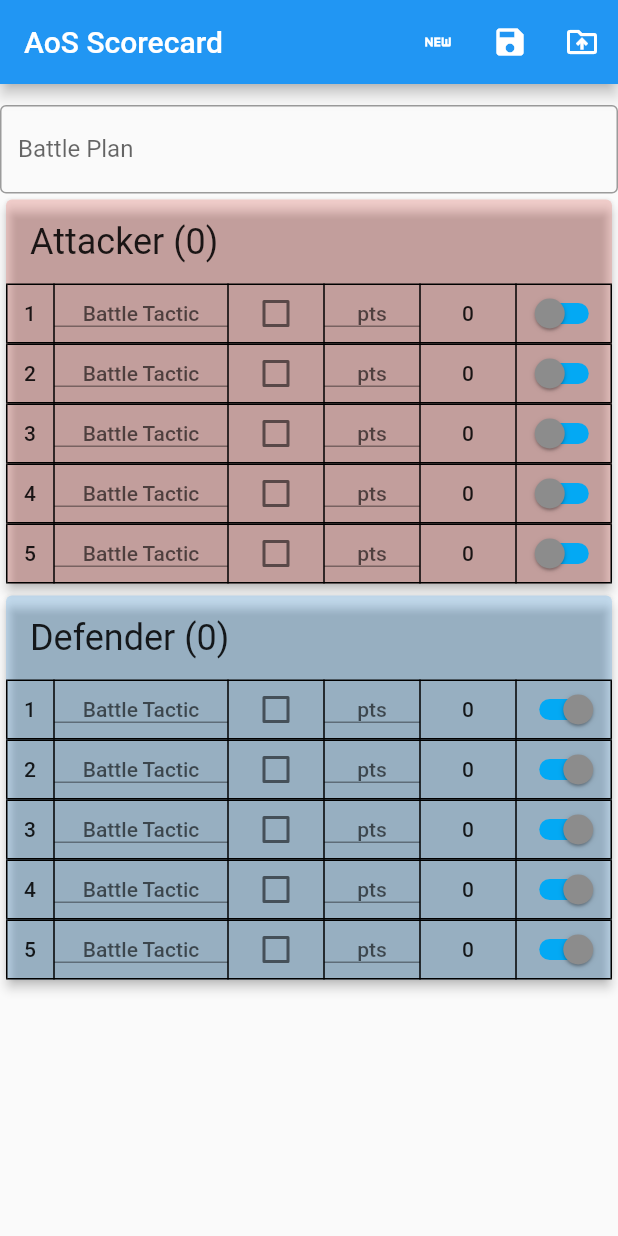
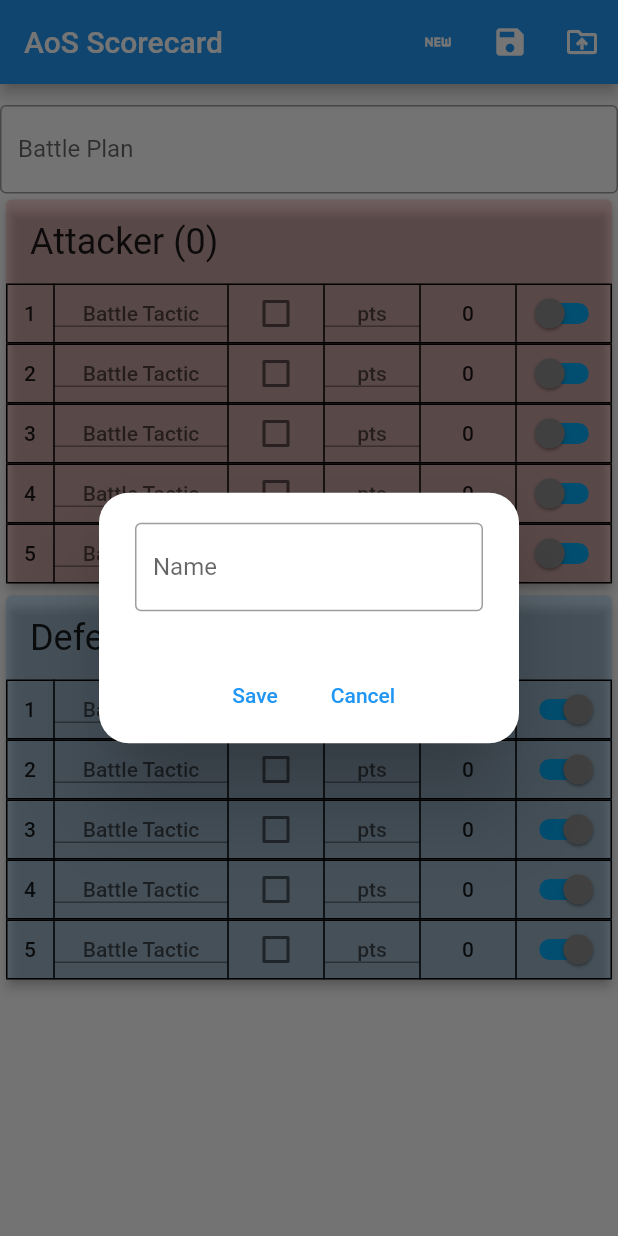
Before and after one commit to TimGibbs/aos_scorecard, a Flutter app: the screen it shows after launch, after a tap on the "save" icon, on a phone screen of 412 x 824 dp. Run offline on Flutter 3.47's test engine with Material 2 defaults, Android fonts, the phone set to English and light mode, and no system bars; our stand-ins replace flutter_redux, redux, sqflite; missing offline and left inert: flutter_guid; accounts and stored records are empty.

Commit message:
save dialog

```diff
--- /dev/null
+++ b/lib/state/actions/game/name_game_action.dart
@@ -0,0 +1,20 @@
+import 'package:aos_scorecard/models/game.dart';
+import 'package:redux/redux.dart';
+
+class NameGameAction {
+  String name;
+  NameGameAction(this.name);
+  @override
+  String toString() {
+    return 'NameGameAction{ name: $name}';
+  }
+}
+
+Game _nameGame(Game game, NameGameAction action) {
+  game.name = action.name;
+  game.setUpdated();
+  return game;
+}
+
+TypedReducer<Game, NameGameAction> nameGameReducer =
+    TypedReducer<Game, NameGameAction>(_nameGame);
--- a/lib/state/reducers/game_reducer.dart
+++ b/lib/state/reducers/game_reducer.dart
@@ -1,4 +1,5 @@
 import 'package:aos_scorecard/models/game.dart';
+import 'package:aos_scorecard/state/actions/game/name_game_action.dart';
 import 'package:aos_scorecard/state/actions/game/new_game_action.dart';
 import 'package:aos_scorecard/state/actions/game/change_game_action.dart';
 import 'package:aos_scorecard/state/actions/game/set_battle_tactic_action.dart';
@@ -16,4 +17,5 @@ final gameReducer = combineReducers<Game>([
   setBattleTacticCompleteReducer,
   setObjectivePoints,
   switchFirstPlayer,
+  nameGameReducer,
 ]);
--- a/lib/widgets/aos_app_bar.dart
+++ b/lib/widgets/aos_app_bar.dart
@@ -1,5 +1,6 @@
 import 'package:aos_scorecard/state/actions/game/new_game_action.dart';
 import 'package:aos_scorecard/models/app_state.dart';
+import 'package:aos_scorecard/widgets/game_name_dialog.dart';
 import 'package:flutter/material.dart';
 import 'package:flutter_redux/flutter_redux.dart';
 
@@ -18,7 +19,15 @@ class AosAppBar extends StatelessWidget implements PreferredSizeWidget {
             onPressed: () =>
                 StoreProvider.of<AppState>(context).dispatch(NewGameAction()),
             icon: const Icon(Icons.fiber_new_outlined)),
-        IconButton(onPressed: () => {}, icon: const Icon(Icons.save)),
+        IconButton(
+            onPressed: () => {
+                  showDialog(
+                      context: context,
+                      builder: (BuildContext context) {
+                        return const GameNameDialog();
+                      })
+                },
+            icon: const Icon(Icons.save)),
         IconButton(
             onPressed: () => {},
             icon: const Icon(Icons.drive_folder_upload_outlined)),
--- /dev/null
+++ b/lib/widgets/game_name_dialog.dart
@@ -0,0 +1,56 @@
+import 'package:aos_scorecard/data/game_repository.dart';
+import 'package:aos_scorecard/models/app_state.dart';
+import 'package:aos_scorecard/state/actions/game/name_game_action.dart';
+import 'package:flutter/material.dart';
+import 'package:flutter_redux/flutter_redux.dart';
+
+class GameNameDialog extends StatefulWidget {
+  const GameNameDialog({
+    Key? key,
+  }) : super(key: key);
+
+  @override
+  State<StatefulWidget> createState() => _GameNameDialogState();
+}
+
+class _GameNameDialogState extends State<GameNameDialog> {
+  final TextEditingController _nameController = TextEditingController();
+
+  @override
+  Widget build(BuildContext context) {
+    _nameController.text =
+        StoreProvider.of<AppState>(context).state.game.name ?? "";
+    return AlertDialog(
+      shape: RoundedRectangleBorder(
+        borderRadius: BorderRadius.circular(20.0),
+      ),
+      content: TextField(
+        controller: _nameController,
+        textAlign: TextAlign.center,
+        decoration: const InputDecoration(
+          border: OutlineInputBorder(),
+          labelText: 'Name',
+        ),
+      ),
+      contentTextStyle: Theme.of(context).textTheme.bodyMedium,
+      actionsAlignment: MainAxisAlignment.center,
+      actionsOverflowButtonSpacing: 8.0,
+      actions: [
+        TextButton(
+          child: const Text("Save"),
+          onPressed: () {
+            StoreProvider.of<AppState>(context)
+                .dispatch(NameGameAction(_nameController.value.text));
+            var g = GameRepository();
+            g.addOrUpdate(StoreProvider.of<AppState>(context).state.game);
+            Navigator.pop(context);
+          },
+        ),
+        TextButton(
+          child: const Text("Cancel"),
+          onPressed: () => Navigator.pop(context),
+        )
+      ],
+    );
+  }
+}
--- a/lib/widgets/game_widget.dart
+++ b/lib/widgets/game_widget.dart
@@ -26,7 +26,7 @@ class _GameWidgetState extends State<GameWidget> {
           mainAxisAlignment: MainAxisAlignment.center,
           children: <Widget>[
             Text(
-              game.id,
+              game.name ?? game.id,
               style: Theme.of(context).textTheme.bodySmall,
             ),
             TextField(
```
Also changed, not shown: lib/data/game_repository.dart (+9 -0 lines).
